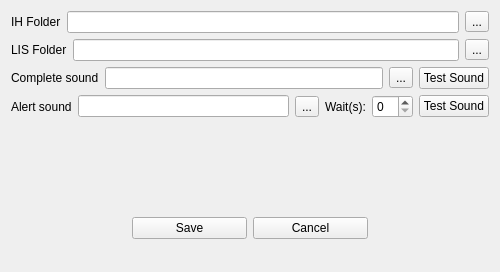
Old version of the form settings.ui in the repository cwchou2016/IH-Alert.
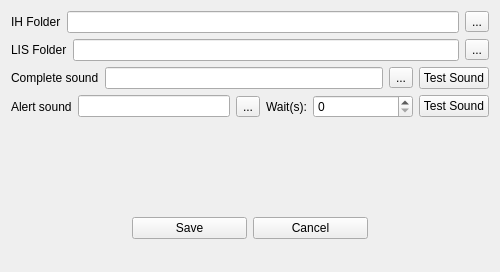
New version of the form.

Commit message: change spinWait width

Diff of the .ui file:
```diff
--- a/settings.ui
+++ b/settings.ui
@@ -119,7 +119,14 @@
         </widget>
        </item>
        <item>
-        <widget class="QSpinBox" name="spinWait"/>
+        <widget class="QSpinBox" name="spinWait">
+         <property name="minimumSize">
+          <size>
+           <width>100</width>
+           <height>0</height>
+          </size>
+         </property>
+        </widget>
        </item>
        <item>
         <widget class="QPushButton" name="pushTestAlertSound">
```
